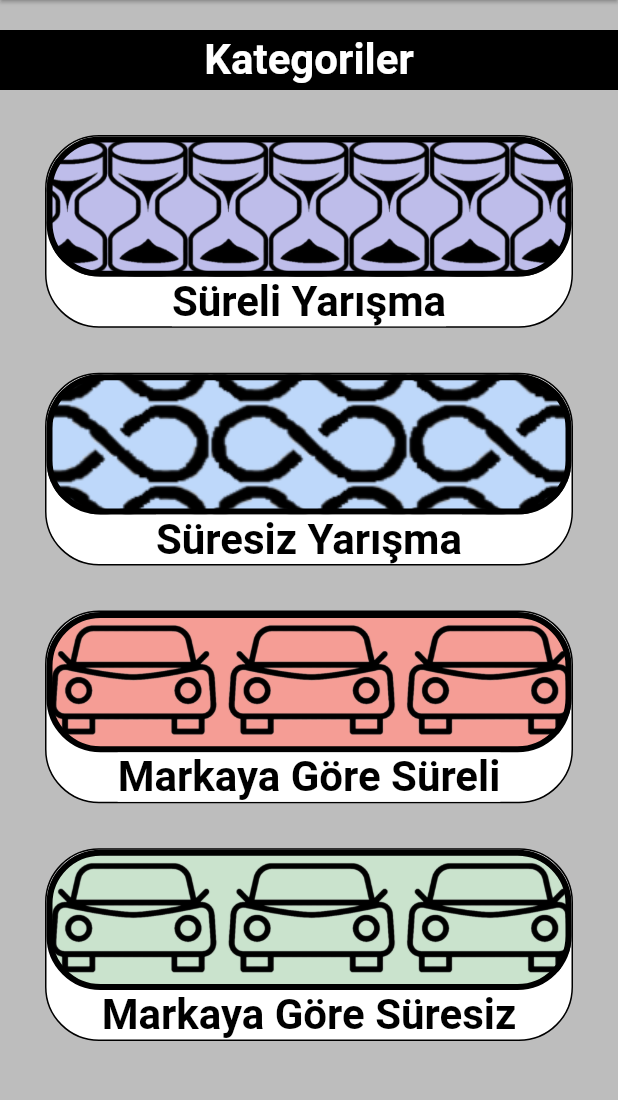
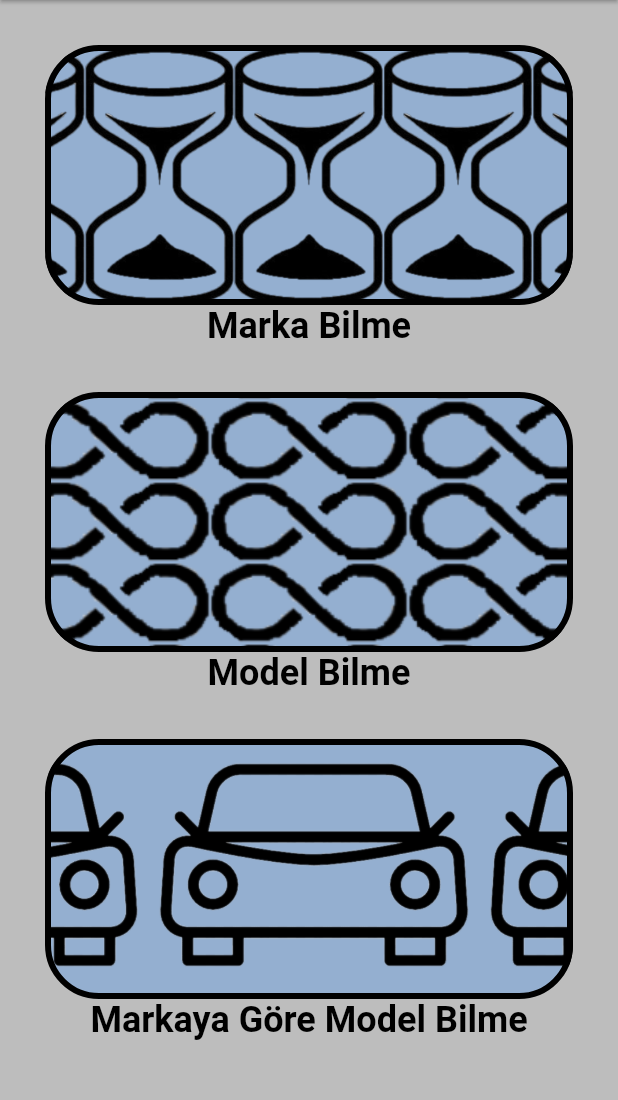
Before and after one commit to musttoprak/CarGuessingGame, a Flutter app: the screen it shows after launch, on a phone screen of 412 x 824 dp, the part 120-1220 px from its top. Run offline on Flutter 3.47's test engine with Material 2 defaults, Android fonts, the phone set to English and light mode, and no system bars; our stand-ins replace easy_splash_screen.

Commit message:
update category

```diff
--- a/car_guessing_game/lib/views/home_page.dart
+++ b/car_guessing_game/lib/views/home_page.dart
@@ -49,49 +49,20 @@ class _HomePageState extends State<HomePage> {
   }
 
   List<Widget> get listCategories {
-    List<String> kategoriler = [
-      "Süreli Yarışma",
-      "Süresiz Yarışma",
-      "Markaya Göre Süreli",
-      "Markaya Göre Süresiz"
-    ];
+    List<String> kategoriler = ["Marka Bilme", "Model Bilme","Markaya Göre Model Bilme"];
     return [
-      Padding(
-        padding: const EdgeInsets.only(top: 20),
-        child: Container(
-          color: Colors.black,
-          height: 40,
-          alignment: Alignment.center,
-          child: const Text(
-            "Kategoriler",
-            style: TextStyle(
-                fontWeight: FontWeight.bold, fontSize: 28, color: Colors.white),
-          ),
-        ),
-      ),
       Expanded(
-        child: GestureDetector(
-          onTap: () => Navigator.push(
-            context,
-            MaterialPageRoute(builder: (context) => const BrandCategory()),
-          ),
         child: Padding(
           padding: const EdgeInsets.fromLTRB(30, 30, 30, 0),
           child: Container(
-              decoration: BoxDecoration(
-                color: Colors.white,
-                border: Border.all(color: Colors.black, width: 1),
-                borderRadius: const BorderRadius.all(Radius.circular(36)),
-              ),
             child: Column(
               children: [
                 Expanded(
                   child: Container(
                     decoration: BoxDecoration(
-                        color: const Color(160225175227),
+                      color: const Color(1582274289),
                       border: Border.all(color: Colors.black, width: 4),
-                        borderRadius:
-                            const BorderRadius.all(Radius.circular(36)),
+                      borderRadius: const BorderRadius.all(Radius.circular(36)),
                       image: const DecorationImage(
                           image: AssetImage("assets/kum.png"),
                           repeat: ImageRepeat.repeat),
@@ -102,13 +73,11 @@ class _HomePageState extends State<HomePage> {
                 Text(
                   kategoriler[0],
                   style: const TextStyle(
-                        fontSize: 28,
+                      fontSize: 24,
                       fontWeight: FontWeight.bold,
-                        color: Colors.black,
-                        backgroundColor: Colors.white),
+                      color: Colors.black),
                 ),
               ],
-              ),
             ),
           ),
         ),
@@ -117,11 +86,6 @@ class _HomePageState extends State<HomePage> {
         child: Padding(
           padding: const EdgeInsets.fromLTRB(30, 30, 30, 0),
           child: Container(
-            decoration: BoxDecoration(
-              color: Colors.white,
-              border: Border.all(color: Colors.black, width: 1),
-              borderRadius: const BorderRadius.all(Radius.circular(36)),
-            ),
             child: Column(
               children: [
                 Expanded(
@@ -140,10 +104,9 @@ class _HomePageState extends State<HomePage> {
                 Text(
                   kategoriler[1],
                   style: const TextStyle(
-                      fontSize: 28,
+                      fontSize: 24,
                       fontWeight: FontWeight.bold,
-                      color: Colors.black,
-                      backgroundColor: Colors.white),
+                      color: Colors.black),
                 ),
               ],
             ),
@@ -151,20 +114,19 @@ class _HomePageState extends State<HomePage> {
         ),
       ),
        Expanded(
+        child: GestureDetector(
+          onTap: ()=>Navigator.push(
+    context,
+    MaterialPageRoute(builder: (context) => const BrandCategory()),),
           child: Padding(
             padding: const EdgeInsets.fromLTRB(30, 30, 30, 0),
             child: Container(
-            decoration: BoxDecoration(
-              color: Colors.white,
-              border: Border.all(color: Colors.black, width: 1),
-              borderRadius: const BorderRadius.all(Radius.circular(36)),
-            ),
               child: Column(
                 children: [
                   Expanded(
                     child: Container(
                       decoration: BoxDecoration(
-                      color: Color(1911038479),
+                        color: const Color(1582274289),
                         border: Border.all(color: Colors.black, width: 4),
                         borderRadius: const BorderRadius.all(Radius.circular(36)),
                         image: const DecorationImage(
@@ -177,49 +139,12 @@ class _HomePageState extends State<HomePage> {
                   Text(
                     kategoriler[2],
                     style: const TextStyle(
-                      fontSize: 28,
+                        fontSize: 24,
                         fontWeight: FontWeight.bold,
-                      color: Colors.black,
-                      backgroundColor: Colors.white),
+                        color: Colors.black),
                   ),
                 ],
               ),
-          ),
-        ),
-      ),
-      Expanded(
-        child: Padding(
-          padding: const EdgeInsets.fromLTRB(30, 30, 30, 0),
-          child: Container(
-            decoration: BoxDecoration(
-              color: Colors.white,
-              border: Border.all(color: Colors.black, width: 1),
-              borderRadius: const BorderRadius.all(Radius.circular(36)),
-            ),
-            child: Column(
-              children: [
-                Expanded(
-                  child: Container(
-                    decoration: BoxDecoration(
-                      color: const Color(23177247105),
-                      border: Border.all(color: Colors.black, width: 4),
-                      borderRadius: const BorderRadius.all(Radius.circular(36)),
-                      image: const DecorationImage(
-                          image: AssetImage("assets/car.png"),
-                          repeat: ImageRepeat.repeat),
-                    ),
-                    alignment: Alignment.center,
-                  ),
-                ),
-                Text(
-                  kategoriler[3],
-                  style: const TextStyle(
-                    fontSize: 28,
-                    fontWeight: FontWeight.bold,
-                    color: Colors.black,
-                  ),
-                ),
-              ],
             ),
           ),
         ),
```
Lines whose indentation alone changed are shown as unchanged.
